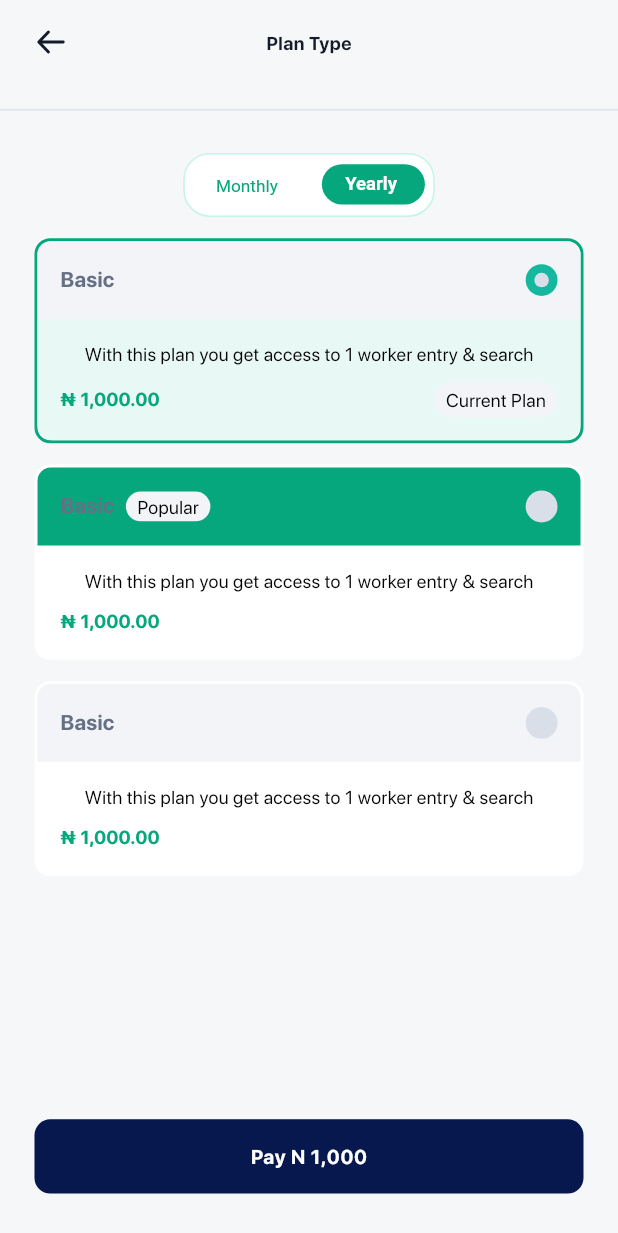
After one commit to Damoscky/verifysafe-mobile, a Flutter app: the BillType screen opened directly, after a tap on "Yearly", on a phone screen of 412 x 824 dp. The commit adds this screen. Shown: the top 1233 px of the screen. Run offline on Flutter 3.47's test engine with Material 3 defaults, Android fonts, the phone set to English and light mode, and no system bars; our stand-ins replace animate_do, another_flushbar, cached_network_image, card_swiper, dio, file_picker and 21 more; missing offline and left inert: image_gallery_saver_plus, local_auth_android, local_auth_darwin, webview_flutter_android, webview_flutter_wkwebview; accounts and stored records are empty; project files that could hold a hidden picture were left out.

Commit message:
UI CONVERSIONS: -Side nav update -Sub Plan conversion

```diff
--- a/lib/core/constants/app_asset.dart
+++ b/lib/core/constants/app_asset.dart
@@ -69,6 +69,8 @@ class AppAsset {
   static const String rate3 = '$_iconDirectory/rate3.png';
   static const String rate4 = '$_iconDirectory/rate4.png';
   static const String rate5 = '$_iconDirectory/rate5.png';
+  static const String billing = '$_iconDirectory/billing.svg';
+  static const String manage = '$_iconDirectory/manage.svg';
 
 
 
--- a/lib/core/constants/color_path.dart
+++ b/lib/core/constants/color_path.dart
@@ -50,6 +50,8 @@ class ColorPath {
   static const congressBlue = Color(0xff053C94);
   static const cornflowerLilac = Color(0xffFFB5AB);
   static const taraGreen = Color(0xffD7F4D7);
+  static const mintTulip = Color(0xffC2F5E8);
+
 
 
 
--- a/lib/core/constants/named_routes.dart
+++ b/lib/core/constants/named_routes.dart
@@ -31,6 +31,10 @@ class NamedRoutes {
   static const notificationSettings = '/notificationSettings';
   static const rateApp = '/rateApp';
 
+  //billing
+  static const billType = '/billType';
+
+
   //bottom-nav
   static const bottomNav = '/bottomNav';
 
--- /dev/null
+++ b/lib/ui/pages/billing/bill_type.dart
@@ -0,0 +1,415 @@
+import 'package:flutter/material.dart';
+import 'package:flutter_riverpod/flutter_riverpod.dart';
+import 'package:flutter_screenutil/flutter_screenutil.dart';
+import 'package:verifysafe/core/constants/app_dimension.dart';
+import 'package:verifysafe/core/constants/app_theme/custom_color_scheme.dart';
+import 'package:verifysafe/core/constants/color_path.dart';
+import 'package:verifysafe/core/data/enum/tag_type.dart';
+import 'package:verifysafe/ui/widgets/custom_appbar.dart';
+import 'package:verifysafe/ui/widgets/custom_button.dart';
+import 'package:verifysafe/ui/widgets/naira_display.dart';
+import 'package:verifysafe/ui/widgets/verifysafe_container.dart';
+
+class BillType extends ConsumerStatefulWidget {
+  const BillType({super.key});
+
+  @override
+  ConsumerState<BillType> createState() => _BillTypeState();
+}
+
+class _BillTypeState extends ConsumerState<BillType> {
+  int tabIndex = 0;
+  @override
+  Widget build(BuildContext context) {
+    return Scaffold(
+      appBar: customAppBar(
+        context: context,
+        title: "Plan Type",
+        showBottom: true,
+      ),
+      body: Column(
+        crossAxisAlignment: CrossAxisAlignment.center,
+        children: [
+          SizedBox(height: 32.h),
+          CustomTabSwitcher(
+            initialValue: true,
+            onChanged: (isMonthly) {
+              setState(() {
+                if (isMonthly) {
+                  tabIndex = 0;
+                } else {
+                  tabIndex = 1;
+                }
+              });
+            },
+          ),
+          buildTabContent(tabIndex),
+          SizedBox(height: 32.h),
+          if (1 + 1 == 2) // show when selected
+            Padding(
+              padding: EdgeInsets.symmetric(
+                horizontal: AppDimension.paddingLeft,
+                vertical: 32.h,
+              ),
+              child: CustomButton(onPressed: () {}, buttonText: "Pay N 1,000"),
+            ),
+        ],
+      ),
+    );
+  }
+
+  Widget buildTabContent(int index) {
+    switch (index) {
+      case 0:
+        return Expanded(
+          child: Padding(
+            padding: EdgeInsets.symmetric(
+              horizontal: AppDimension.paddingRight,
+              vertical: 16.h,
+            ),
+            child: ListView.separated(
+              shrinkWrap: true,
+              itemBuilder: (context, index) {
+                return SubscriptionItem(
+                  isSelected: index == 0,
+                  isCurrentPlan: index == 0,
+                  isPopular: index == 1,
+                  headerColor: index == 1
+                      ? ColorPath.niagaraGreen
+                      : ColorPath.athensGrey2,
+                );
+              },
+              separatorBuilder: (context, index) => SizedBox(height: 16.h),
+              itemCount: 3,
+            ),
+          ),
+        );
+      case 1:
+        return Expanded(
+          child: Padding(
+            padding: EdgeInsets.symmetric(
+              horizontal: AppDimension.paddingRight,
+              vertical: 16.h,
+            ),
+            child: ListView.separated(
+              shrinkWrap: true,
+              itemBuilder: (context, index) {
+                return SubscriptionItem(
+                  isSelected: index == 0,
+                  isCurrentPlan: index == 0,
+                  isPopular: index == 1,
+                  headerColor: index == 1
+                      ? ColorPath.niagaraGreen
+                      : ColorPath.athensGrey2,
+                );
+              },
+              separatorBuilder: (context, index) => SizedBox(height: 16.h),
+              itemCount: 3,
+            ),
+          ),
+        );
+
+      default:
+        return Container();
+    }
+  }
+}
+
+//widgets
+class SubscriptionItem extends StatefulWidget {
+  final bool isSelected;
+  final bool isCurrentPlan;
+  final bool isPopular;
+
+  final Color? headerColor;
+
+  const SubscriptionItem({
+    super.key,
+    this.isSelected = false,
+    this.isCurrentPlan = false,
+    this.isPopular = false,
+    this.headerColor,
+  });
+
+  @override
+  State<SubscriptionItem> createState() => _SubscriptionItemState();
+}
+
+class _SubscriptionItemState extends State<SubscriptionItem> {
+  @override
+  Widget build(BuildContext context) {
+    final textTheme = Theme.of(context).textTheme;
+    final colorScheme = Theme.of(context).colorScheme;
+    return VerifySafeContainer(
+      borderRadius: BorderRadius.circular(12.r),
+      border: Border.all(
+        color: widget.isSelected ? ColorPath.niagaraGreen : Colors.transparent,
+        width: 2,
+      ), // selection outline
+      child: Column(
+        children: [
+          Container(
+            padding: EdgeInsets.all(16.w),
+            decoration: BoxDecoration(
+              color: widget.headerColor,
+              borderRadius: BorderRadius.only(
+                topRight: Radius.circular(10.r),
+                topLeft: Radius.circular(10.r),
+              ),
+            ),
+            child: Row(
+              mainAxisAlignment: MainAxisAlignment.spaceBetween,
+              children: [
+                Row(
+                  children: [
+                    Text(
+                      "Basic",
+                      style: textTheme.titleMedium?.copyWith(
+                        fontSize: 16.sp,
+                        color: colorScheme.text5,
+                      ),
+                    ),
+                    SizedBox(width: 8.w),
+                    if (widget.isPopular)
+                      Container(
+                        padding: EdgeInsets.symmetric(
+                          vertical: 2.w,
+                          horizontal: 8.w,
+                        ),
+                        decoration: BoxDecoration(
+                          color: ColorPath.athensGrey2,
+                          borderRadius: BorderRadius.circular(16.r),
+                        ),
+                        child: Text("Popular"),
+                      ),
+                  ],
+                ),
+                Container(
+                  height: 24.h,
+                  width: 24.h,
+                  padding: EdgeInsets.all(6.w),
+                  decoration: BoxDecoration(
+                    color: widget.isSelected
+                        ? ColorPath.meadowGreen
+                        : ColorPath.mysticGrey,
+                    shape: BoxShape.circle,
+                  ),
+                  child: Container(
+                    padding: EdgeInsets.all(6.w),
+                    height: 24.h,
+                    width: 24.h,
+                    decoration: BoxDecoration(
+                      color: ColorPath.mysticGrey,
+                      shape: BoxShape.circle,
+                    ),
+                  ),
+                ),
+              ],
+            ),
+          ),
+          Container(
+            padding: EdgeInsets.all(16.w),
+            decoration: BoxDecoration(
+              color: widget.isCurrentPlan ? ColorPath.aquaGreen : null,
+              borderRadius: BorderRadius.only(
+                bottomRight: Radius.circular(12.r),
+                bottomLeft: Radius.circular(12.r),
+              ),
+            ),
+            child: Column(
+              children: [
+                Text(
+                  "With this plan you get access to 1 worker entry & search",
+                ),
+                SizedBox(height: 12.h),
+                Row(
+                  mainAxisAlignment: MainAxisAlignment.spaceBetween,
+                  children: [
+                    NairaDisplay(
+                      amount: 1000,
+                      color: ColorPath.niagaraGreen,
+                      fontSize: 16.sp,
+                    ),
+                    if (widget.isCurrentPlan)
+                      Container(
+                        padding: EdgeInsets.symmetric(
+                          vertical: 4.w,
+                          horizontal: 8.w,
+                        ),
+                        decoration: BoxDecoration(
+                          color: ColorPath.athensGrey2,
+                          borderRadius: BorderRadius.circular(16.r),
+                        ),
+                        child: Text("Current Plan"),
+                      ),
+                  ],
+                ),
+              ],
+            ),
+          ),
+        ],
+      ),
+    );
+  }
+}
+
+class CustomTabSwitcher extends StatefulWidget {
+  final Function(bool isMonthly)? onChanged;
+  final bool initialValue;
+
+  const CustomTabSwitcher({
+    super.key,
+    this.onChanged,
+    this.initialValue = true,
+  });
+
+  @override
+  State<CustomTabSwitcher> createState() => _CustomTabSwitcherState();
+}
+
+class _CustomTabSwitcherState extends State<CustomTabSwitcher>
+    with SingleTickerProviderStateMixin {
+  late bool isMonthly;
+  late AnimationController _controller;
+  late Animation<double> _slideAnimation;
+  late Animation<double> _scaleAnimation;
+
+  @override
+  void initState() {
+    super.initState();
+    isMonthly = widget.initialValue;
+
+    _controller = AnimationController(
+      duration: Duration(milliseconds: 400),
+      vsync: this,
+    );
+
+    _slideAnimation = Tween<double>(begin: 0.0, end: 1.0).animate(
+      CurvedAnimation(parent: _controller, curve: Curves.easeInOutCubic),
+    );
+
+    _scaleAnimation = Tween<double>(begin: 1.0, end: 0.95).animate(
+      CurvedAnimation(
+        parent: _controller,
+        curve: Interval(0.0, 0.5, curve: Curves.easeIn),
+      ),
+    );
+
+    if (!isMonthly) {
+      _controller.value = 1.0;
+    }
+  }
+
+  @override
+  void dispose() {
+    _controller.dispose();
+    super.dispose();
+  }
+
+  void _toggle(bool value) {
+    if (isMonthly == value) return;
+
+    setState(() {
+      isMonthly = value;
+    });
+
+    if (value) {
+      _controller.reverse();
+    } else {
+      _controller.forward();
+    }
+
+    widget.onChanged?.call(value);
+  }
+
+  @override
+  Widget build(BuildContext context) {
+    return VerifySafeContainer(
+      width: 175.w,
+      borderRadius: BorderRadius.circular(20.r),
+      padding: EdgeInsets.all(6.w),
+      border: Border.all(color: ColorPath.mintTulip),
+      child: AnimatedBuilder(
+        animation: _controller,
+        builder: (context, child) {
+          final containerWidth = 175.w - 12.w;
+          final halfWidth = (containerWidth - 12.w) / 2;
+
+          return Stack(
+            children: [
+              // Animated sliding background with scale
+              Positioned(
+                left: _slideAnimation.value * (halfWidth + 12.w),
+                child: Transform.scale(
+                  scale: _scaleAnimation.value,
+                  child: Container(
+                    width: halfWidth,
+                    height: 32.h,
+                    decoration: BoxDecoration(
+                      color: ColorPath.niagaraGreen,
+                      borderRadius: BorderRadius.circular(18.r),
+                    ),
+                  ),
+                ),
+              ),
+              // Text options
+              Row(
+                children: [
+                  Expanded(
+                    child: GestureDetector(
+                      onTap: () => _toggle(true),
+                      child: Container(
+                        padding: EdgeInsets.symmetric(vertical: 8.h),
+                        color: Colors.transparent,
+                        child: Center(
+                          child: AnimatedDefaultTextStyle(
+                            duration: Duration(milliseconds: 300),
+                            style: TextStyle(
+                              color: isMonthly
+                                  ? Colors.white
+                                  : ColorPath.niagaraGreen,
+                              fontWeight: isMonthly
+                                  ? FontWeight.w600
+                                  : FontWeight.w400,
+                              fontSize: isMonthly ? 14.sp : 13.sp,
+                            ),
+                            child: Text("Monthly"),
+                          ),
+                        ),
+                      ),
+                    ),
+                  ),
+                  SizedBox(width: 12.w),
+                  Expanded(
+                    child: GestureDetector(
+                      onTap: () => _toggle(false),
+                      child: Container(
+                        padding: EdgeInsets.symmetric(vertical: 8.h),
+                        color: Colors.transparent,
+                        child: Center(
+                          child: AnimatedDefaultTextStyle(
+                            duration: Duration(milliseconds: 300),
+                            style: TextStyle(
+                              color: !isMonthly
+                                  ? Colors.white
+                                  : ColorPath.niagaraGreen,
+                              fontWeight: !isMonthly
+                                  ? FontWeight.w600
+                                  : FontWeight.w400,
+                              fontSize: !isMonthly ? 14.sp : 13.sp,
+                            ),
+                            child: Text("Yearly"),
+                          ),
+                        ),
+                      ),
+                    ),
+                  ),
+                ],
+              ),
+            ],
+          );
+        },
+      ),
+    );
+  }
+}
--- a/lib/ui/widgets/home/dashboard_notification.dart
+++ b/lib/ui/widgets/home/dashboard_notification.dart
@@ -2,6 +2,8 @@ import 'package:flutter/material.dart';
 import 'package:flutter_screenutil/flutter_screenutil.dart';
 import 'package:verifysafe/core/constants/app_asset.dart';
 import 'package:verifysafe/core/constants/color_path.dart';
+import 'package:verifysafe/core/utilities/navigator.dart';
+import 'package:verifysafe/ui/pages/notifications/notifications.dart';
 import 'package:verifysafe/ui/widgets/clickable.dart';
 import 'package:verifysafe/ui/widgets/custom_svg.dart';
 
@@ -11,10 +13,9 @@ class DashboardNotification extends StatelessWidget {
 
   @override
   Widget build(BuildContext context) {
-
     return Clickable(
       onPressed: () {
-        // todo::: Handle notification routing here
+        pushNavigation(context: context, widget: Notifications());
       },
       child: Stack(
         alignment: AlignmentDirectional.topEnd,
--- a/lib/ui/widgets/menu_item.dart
+++ b/lib/ui/widgets/menu_item.dart
@@ -24,7 +24,7 @@ class MenuItem extends StatelessWidget {
       onPressed: onPressed,
       child: Row(
         children: [
-          CustomSvg(asset: asset),
+          CustomAssetViewer(asset: asset),
           SizedBox(width: 16.w),
           Text(
             title,
```
Also changed, not shown: lib/ui/pages/notifications/notifications.dart (added, +244 -0 lines), lib/ui/widgets/menu_drawer.dart (+39 -1 lines), assets/icons/billing.png (added), assets/icons/billing.svg (added), assets/icons/manage.png (added), assets/icons/manage.svg (added).
